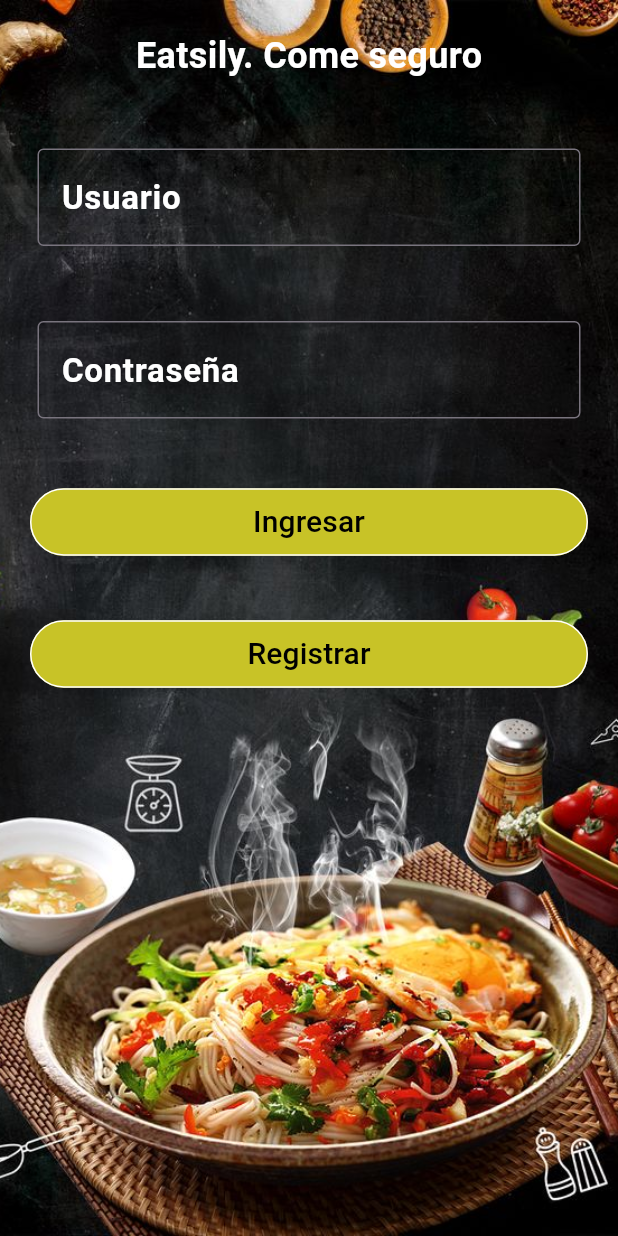
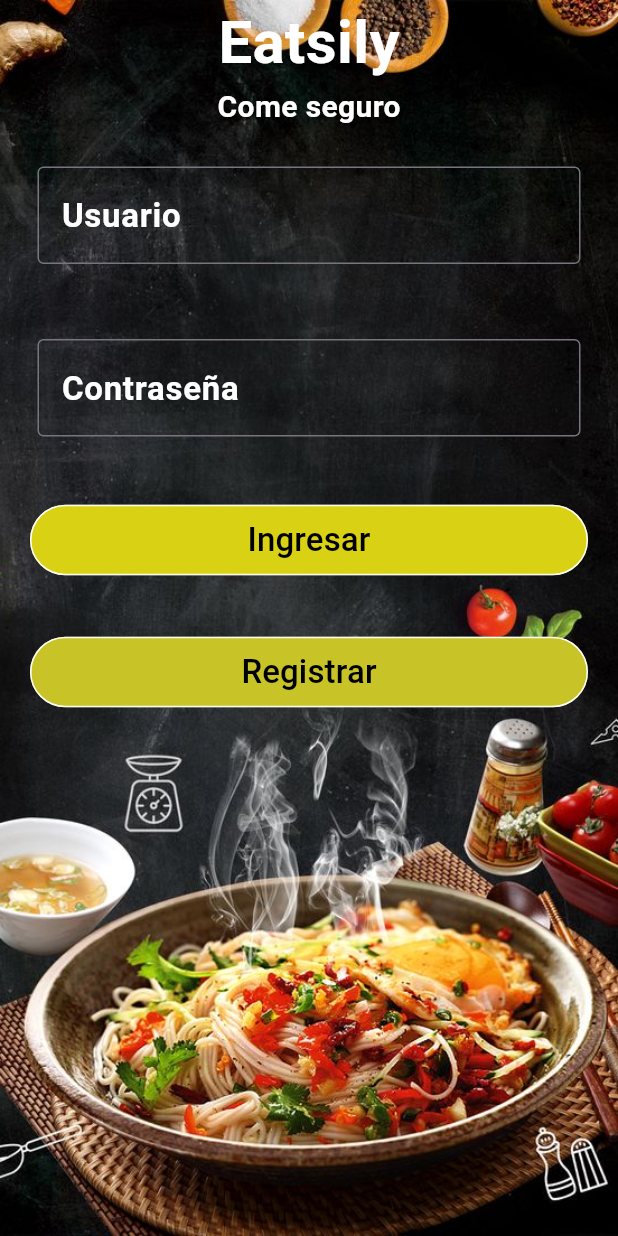
Before and after one commit to gentlemani/flutterSchool, a Flutter app: the screen it shows after launch, on a phone screen of 412 x 824 dp. Run offline on Flutter 3.47's test engine with Material 3 defaults, Android fonts, the phone set to English and light mode, and no system bars.

Commit message:
Correccion de titulo principal

```diff
--- a/lib/main.dart
+++ b/lib/main.dart
@@ -32,11 +32,20 @@ class MyHome extends StatelessWidget {
             children: <Widget>[
               SizedBox(height: MediaQuery.of(context).padding.top),
               const Padding(
-                  padding: EdgeInsets.symmetric(vertical: 20.0),
+                  padding: EdgeInsets.symmetric(vertical: 0.0),
                   child: Text(
-                    'Eatsily. Come seguro',
+                    'Eatsily',
                     style: TextStyle(
-                        fontSize: 24.0,
+                        fontSize: 40.0,
+                        fontWeight: FontWeight.bold,
+                        color: Color.fromARGB(255, 255, 255, 255)),
+                  )),
+              const Padding(
+                  padding: EdgeInsets.symmetric(vertical: 0.0),
+                  child: Text(
+                    'Come seguro',
+                    style: TextStyle(
+                        fontSize: 20.0,
                         fontWeight: FontWeight.bold,
                         color: Color.fromARGB(255, 255, 255, 255)),
                   )),
@@ -76,7 +85,7 @@ class MyHome extends StatelessWidget {
                   onPressed: null,
                   style: ButtonStyle(
                       backgroundColor: MaterialStateProperty.all<Color>(
-                        const Color.fromARGB(255, 200, 195, 39),
+                        Color.fromARGB(255, 217, 210, 20),
                       ),
                       shape: MaterialStateProperty.all<RoundedRectangleBorder>(
                           RoundedRectangleBorder(
@@ -89,7 +98,7 @@ class MyHome extends StatelessWidget {
                     child: const Text(
                       'Ingresar',
                       style: TextStyle(
-                        fontSize: 20.0,
+                        fontSize: 22.0,
                         color: Color.fromARGB(255, 0, 0, 0),
                       ),
                     ),
@@ -121,7 +130,7 @@ class MyHome extends StatelessWidget {
                     child: const Text(
                       'Registrar',
                       style: TextStyle(
-                        fontSize: 20.0,
+                        fontSize: 22.0,
                         color: Color.fromARGB(255, 0, 0, 0),
                       ),
                     ),
```
